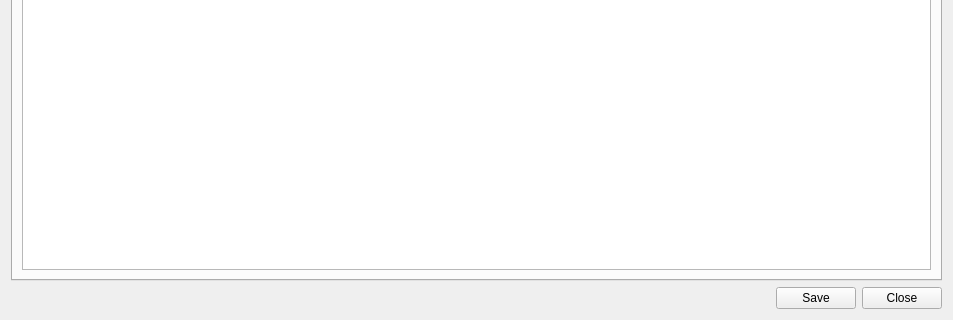
Old version of the form spellbook/runespellform.ui in the repository RichardGladman/book-of-shadows-qt; both pictures show x 0 to 953 and y 374 to 694 of the 953 by 694 pixel window.
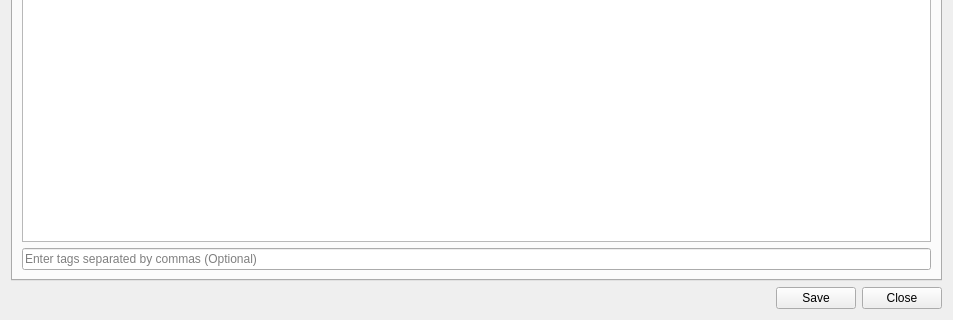
New version of the form. The open tabs and pages were chosen to show the change. Icons and pictures are not drawn.

Commit message: Add tags field

Patch:
```diff
--- a/spellbook/runespellform.ui
+++ b/spellbook/runespellform.ui
@@ -736,6 +736,13 @@
            </property>
           </widget>
          </item>
+         <item>
+          <widget class="QLineEdit" name="tagsLineEdit">
+           <property name="placeholderText">
+            <string>Enter tags separated by commas (Optional)</string>
+           </property>
+          </widget>
+         </item>
         </layout>
        </item>
       </layout>
```
